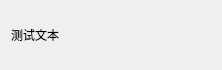
Before: the Qt Designer form DisposeAbstract/DisposeTXT/ControlWidTXT.ui in 3548848289/SmartDesk, drawn with Qt 5.
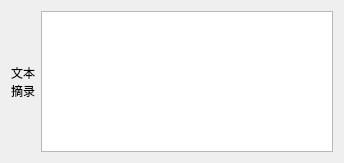
After: the same form once the commit is applied.

Commit message: 代码已全部测试好，准备发布

The edit to the form file:
```diff
--- a/DisposeAbstract/DisposeTXT/ControlWidTXT.ui
+++ b/DisposeAbstract/DisposeTXT/ControlWidTXT.ui
@@ -6,8 +6,8 @@
    <rect>
     <x>0</x>
     <y>0</y>
-    <width>222</width>
-    <height>70</height>
+    <width>344</width>
+    <height>163</height>
    </rect>
   </property>
   <property name="windowTitle">
@@ -17,10 +17,14 @@
    <item row="0" column="0">
     <widget class="QLabel" name="label">
      <property name="text">
-      <string>测试文本</string>
+      <string>文本
+摘录</string>
      </property>
     </widget>
    </item>
+   <item row="0" column="1">
+    <widget class="QPlainTextEdit" name="plainTextEdit"/>
+   </item>
   </layout>
  </widget>
  <resources/>
```
The commit also changes 445 other files.
